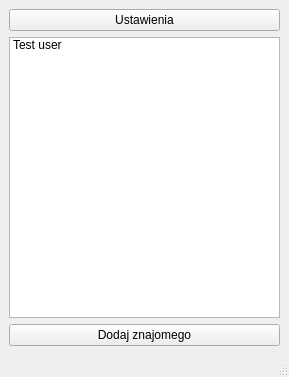
Old version of the form mainwindow.ui in the repository konrad-dobosz/pk-communicator.
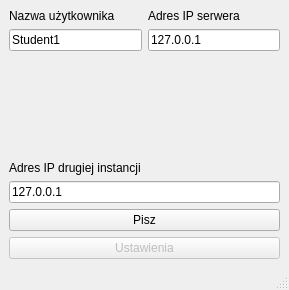
New version of the form.

Patch:
```diff
--- a/mainwindow.ui
+++ b/mainwindow.ui
@@ -7,7 +7,7 @@
     <x>0</x>
     <y>0</y>
     <width>289</width>
-    <height>377</height>
+    <height>290</height>
    </rect>
   </property>
   <property name="windowTitle">
@@ -16,32 +16,99 @@
   <widget class="QWidget" name="centralwidget">
    <layout class="QGridLayout" name="gridLayout">
     <item row="0" column="0">
-     <layout class="QVBoxLayout" name="verticalLayout">
+     <layout class="QHBoxLayout" name="horizontalLayout">
       <item>
-       <widget class="QPushButton" name="btn_settings">
+       <layout class="QVBoxLayout" name="verticalLayout">
+        <item>
+         <widget class="QLabel" name="label_2">
+          <property name="text">
+           <string>Nazwa użytkownika</string>
+          </property>
+         </widget>
+        </item>
+        <item>
+         <widget class="QLineEdit" name="lineEdit_username">
+          <property name="text">
+           <string>Student1</string>
+          </property>
+         </widget>
+        </item>
+       </layout>
+      </item>
+      <item>
+       <layout class="QVBoxLayout" name="verticalLayout_2">
+        <item>
+         <widget class="QLabel" name="label_3">
+          <property name="text">
+           <string>Adres IP serwera</string>
+          </property>
+         </widget>
+        </item>
+        <item>
+         <widget class="QLineEdit" name="lineEdit_serverIp">
+          <property name="text">
+           <string>127.0.0.1</string>
+          </property>
+          <property name="placeholderText">
+           <string>Np.: 127.0.0.1</string>
+          </property>
+         </widget>
+        </item>
+       </layout>
+      </item>
+     </layout>
+    </item>
+    <item row="1" column="0">
+     <layout class="QVBoxLayout" name="verticalLayout_3">
+      <item>
+       <spacer name="verticalSpacer">
+        <property name="orientation">
+         <enum>Qt::Vertical</enum>
+        </property>
+        <property name="sizeHint" stdset="0">
+         <size>
+          <width>20</width>
+          <height>40</height>
+         </size>
+        </property>
+       </spacer>
+      </item>
+      <item>
+       <widget class="QLabel" name="label">
         <property name="text">
-         <string>Ustawienia</string>
+         <string>Adres IP drugiej instancji</string>
         </property>
        </widget>
       </item>
       <item>
-       <widget class="QListWidget" name="listWidget">
-        <item>
-         <property name="text">
-          <string>Test user</string>
-         </property>
-        </item>
+       <widget class="QLineEdit" name="lineEdit_friendIp">
+        <property name="text">
+         <string>127.0.0.1</string>
+        </property>
+        <property name="placeholderText">
+         <string>Np.: 127.0.0.1</string>
+        </property>
        </widget>
       </item>
       <item>
-       <widget class="QPushButton" name="btn_add_friend">
+       <widget class="QPushButton" name="btn_write">
         <property name="text">
-         <string>Dodaj znajomego</string>
+         <string>Pisz</string>
         </property>
        </widget>
       </item>
      </layout>
     </item>
+    <item row="2" column="0">
+     <widget class="QPushButton" name="btn_settings">
+      <property name="enabled">
+       <bool>false</bool>
+      </property>
+      <property name="text">
+       <string>Ustawienia</string>
+      </property>
+     </widget>
+    </item>
    </layout>
   </widget>
   <widget class="QMenuBar" name="menubar">
```
